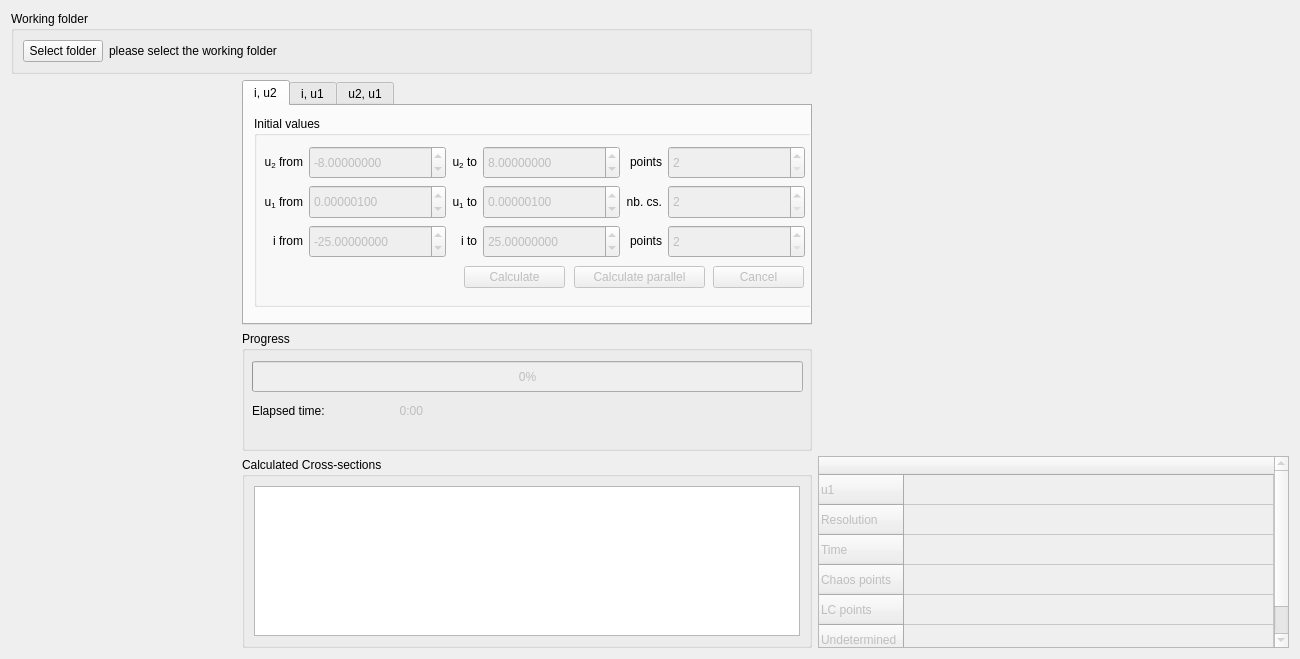
This is widgets/csseriewidget.ui in zsolt-racz/chua-trajectory-visualiser as Qt 5 draws it before an edit. The edited form follows.
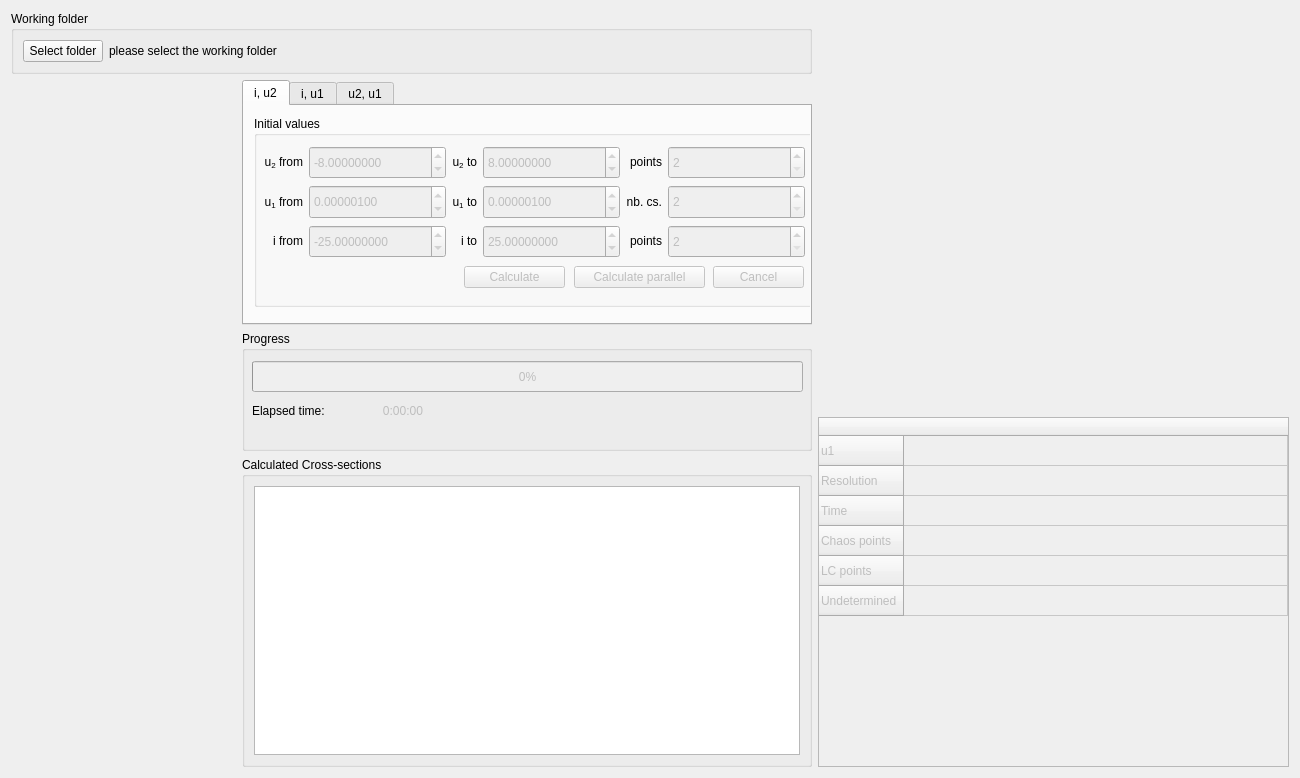
This is the edited form. Custom widgets are drawn as their Qt base class.

The edit to the form file:
```diff
--- a/widgets/csseriewidget.ui
+++ b/widgets/csseriewidget.ui
@@ -7,7 +7,7 @@
     <x>0</x>
     <y>0</y>
     <width>1300</width>
-    <height>659</height>
+    <height>776</height>
    </rect>
   </property>
   <property name="windowTitle">
@@ -1523,7 +1523,7 @@
              </rect>
             </property>
             <property name="text">
-             <string>&lt;html&gt;&lt;head/&gt;&lt;body&gt;&lt;p align=&quot;right&quot;&gt;0:00&lt;/p&gt;&lt;/body&gt;&lt;/html&gt;</string>
+             <string>&lt;html&gt;&lt;head/&gt;&lt;body&gt;&lt;p align=&quot;right&quot;&gt;0:00:00&lt;/p&gt;&lt;/body&gt;&lt;/html&gt;</string>
             </property>
            </widget>
            <widget class="QLabel" name="label">
@@ -1594,7 +1594,7 @@
        <property name="minimumSize">
         <size>
          <width>0</width>
-         <height>0</height>
+         <height>350</height>
         </size>
        </property>
        <property name="contextMenuPolicy">
@@ -1654,6 +1654,11 @@
    <header>qcustomplot/qcustomplot.h</header>
    <container>1</container>
   </customwidget>
+  <customwidget>
+   <class>CustomSpinBox</class>
+   <extends>QSpinBox</extends>
+   <header>widgets/customspinbox.h</header>
+  </customwidget>
   <customwidget>
    <class>CustomDoubleSpinBox</class>
    <extends>QDoubleSpinBox</extends>
@@ -1665,11 +1670,6 @@
    <header>widgets/circuitparameterswidget.h</header>
    <container>1</container>
   </customwidget>
-  <customwidget>
-   <class>CustomSpinBox</class>
-   <extends>QSpinBox</extends>
-   <header>widgets/customspinbox.h</header>
-  </customwidget>
  </customwidgets>
  <resources/>
  <connections/>
```
Left out of the diff: 42 changed lines with no effect on the pictures.
